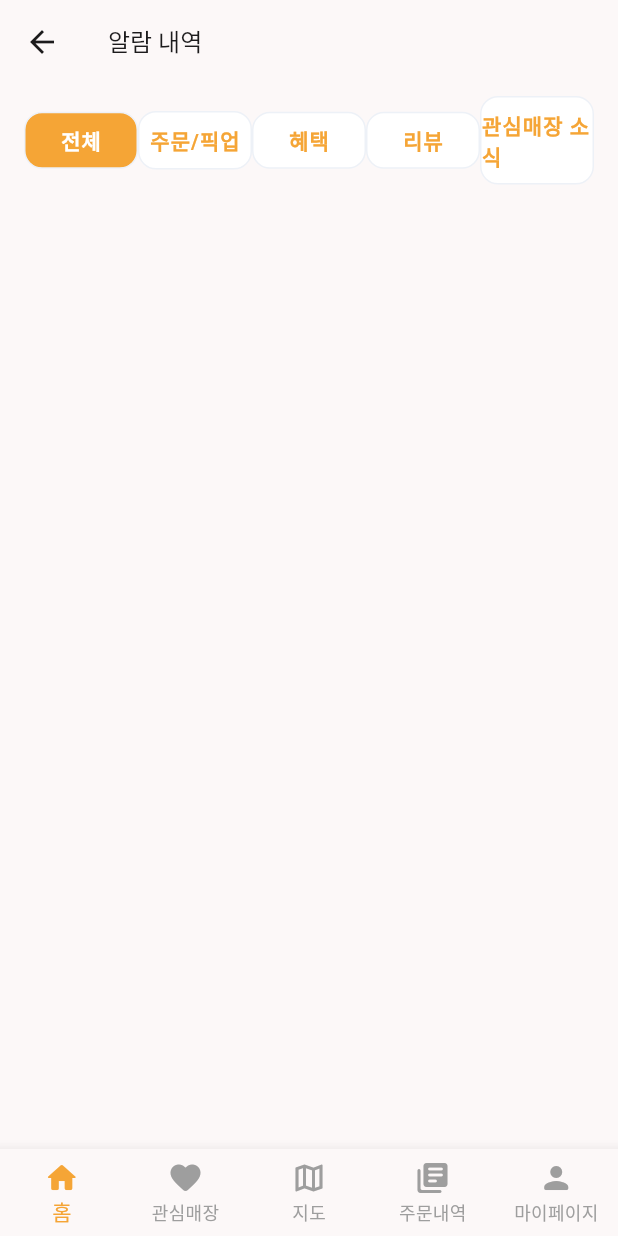
After one commit to ChristineKangHee/HAND, a Flutter app: the AlarmPage screen opened directly, on a phone screen of 412 x 824 dp. The commit adds this screen. Run offline on Flutter 3.47's test engine with Material 3 defaults, Android fonts, the phone set to English and light mode, and no system bars; our stand-ins replace carousel_slider, flutter_screenutil, geolocator, google_maps_flutter, lottie; Roboto replaces fonts that are missing (Pretendard, Pretendard Variable); project files that could hold a hidden picture were left out.

```diff
--- a/lib/home.dart
+++ b/lib/home.dart
@@ -1,6 +1,7 @@
 import 'package:flutter/material.dart';
 import 'package:provider/provider.dart';
 import 'package:test_project/components/my_promocard.dart';
+import 'package:test_project/home/alarm_page.dart';
 import 'package:test_project/theme/theme.dart';
 import 'package:test_project/components/my_appbar.dart';
 import 'package:test_project/components/my_button.dart';
@@ -72,8 +73,8 @@ class MyHomePage extends StatelessWidget {
         ),
         actions: [
           IconButton(
-            icon: Icon(Icons.notifications),
-            onPressed: () {},
+            icon: Icon(Icons.notifications_none_rounded),
+            onPressed: () => Navigator.push(context, MaterialPageRoute(builder: (context)=>const AlarmPage())),
           ),
         ],
         titleSpacing: 0,
--- /dev/null
+++ b/lib/home/alarm_page.dart
@@ -0,0 +1,70 @@
+import 'package:flutter/material.dart';
+import 'package:test_project/theme/font.dart';
+import 'package:test_project/components/my_navigationbar.dart';
+
+class AlarmPage extends StatelessWidget {
+  const AlarmPage({Key? key}) : super(key: key);
+
+  @override
+  Widget build(BuildContext context) {
+    return Scaffold(
+      appBar: AppBar(
+        title: Text('알람 내역', style: pretendardRegular(context)),
+      ),
+      body: SingleChildScrollView(
+        child: Column(
+          crossAxisAlignment: CrossAxisAlignment.stretch,
+          children: [
+            _buildFilterButtons(context),
+            // Add your alarm history widgets here
+          ],
+        ),
+      ),
+      bottomNavigationBar: const CustomNavigationBar(),
+    );
+  }
+
+  Widget _buildFilterButtons(BuildContext context) {
+    return Container(
+      margin: const EdgeInsets.symmetric(horizontal: 16.0, vertical: 8.0),
+      child: Row(
+        mainAxisAlignment: MainAxisAlignment.spaceEvenly,
+        children: [
+          _buildFilterButton(context, '전체'),
+          _buildFilterButton(context, '주문/픽업'),
+          _buildFilterButton(context, '혜택'),
+          _buildFilterButton(context, '리뷰'),
+          _buildFilterButton(context, '관심매장 소식'),
+        ],
+      ),
+    );
+  }
+
+  Widget _buildFilterButton(BuildContext context, String text) {
+    return Expanded(
+      child: Container(
+        padding: const EdgeInsets.symmetric(vertical: 8.0),
+        decoration: BoxDecoration(
+          color: text == '전체' ? Color(0xFFF5A536) : Colors.white,
+          borderRadius: BorderRadius.circular(12),
+          border: Border.all(
+            width: 1,
+            color: Color(0xFFEDF1F7),
+          ),
+        ),
+        child: Center(
+          child: Text(
+            text,
+            style: TextStyle(
+              color: text == '전체' ? Colors.white : Color(0xFFF5A536),
+              fontSize: 14,
+              fontFamily: 'Pretendard Variable',
+              fontWeight: FontWeight.w600,
+              letterSpacing: 0.70,
+            ),
+          ),
+        ),
+      ),
+    );
+  }
+}
--- a/lib/map/store_list.dart
+++ b/lib/map/store_list.dart
@@ -15,7 +15,6 @@ class StoreListPage extends StatelessWidget {
         child: Column(
           children: [
             Container(
-              width: 359,
               height: 36,
               padding: const EdgeInsets.symmetric(horizontal: 5),
               child: Row(
```
Also changed, not shown: lib/components/my_tap_bar.dart (added, +24 -0 lines), lib/storedetail/store_detail.dart (+186 -46 lines).
